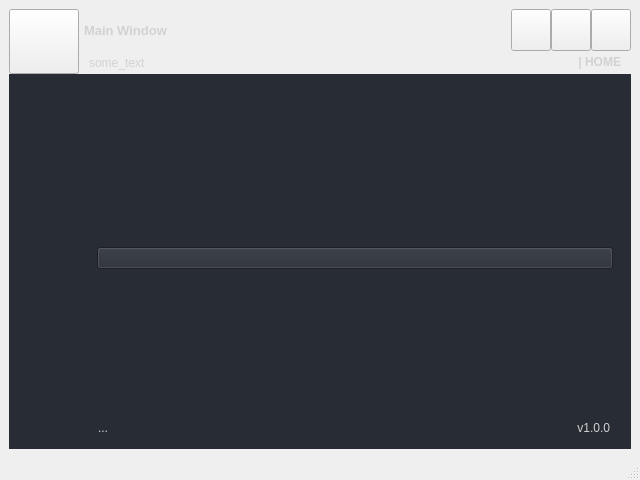
DariuszMak/python-standalone-gui-template, file src/ui/forms/main_window.ui: the form before one commit.
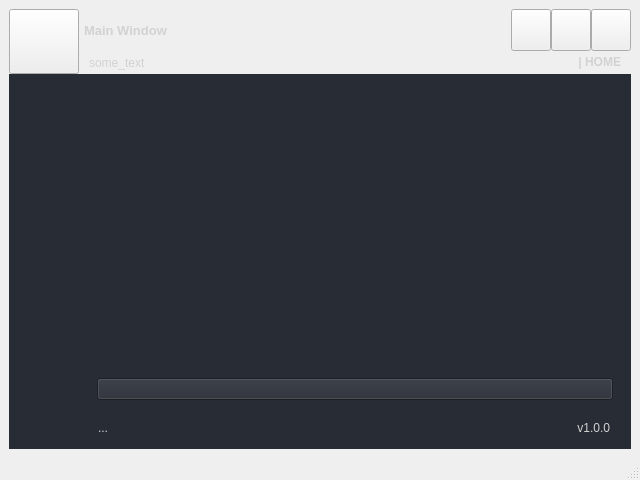
The form after the commit. Icons and pictures are not drawn.

Commit message: center the clock widget

What changed in the file:
```diff
--- a/src/ui/forms/main_window.ui
+++ b/src/ui/forms/main_window.ui
@@ -648,7 +648,7 @@
              <item>
               <widget class="QFrame" name="frame_clock_widget">
                <property name="sizePolicy">
-                <sizepolicy hsizetype="Maximum" vsizetype="Maximum">
+                <sizepolicy hsizetype="Expanding" vsizetype="Expanding">
                  <horstretch>0</horstretch>
                  <verstretch>0</verstretch>
                 </sizepolicy>
@@ -659,7 +659,7 @@
              <item>
               <widget class="QFrame" name="frame_content">
                <property name="sizePolicy">
-                <sizepolicy hsizetype="Minimum" vsizetype="Minimum">
+                <sizepolicy hsizetype="Preferred" vsizetype="Preferred">
                  <horstretch>0</horstretch>
                  <verstretch>0</verstretch>
                 </sizepolicy>
```
